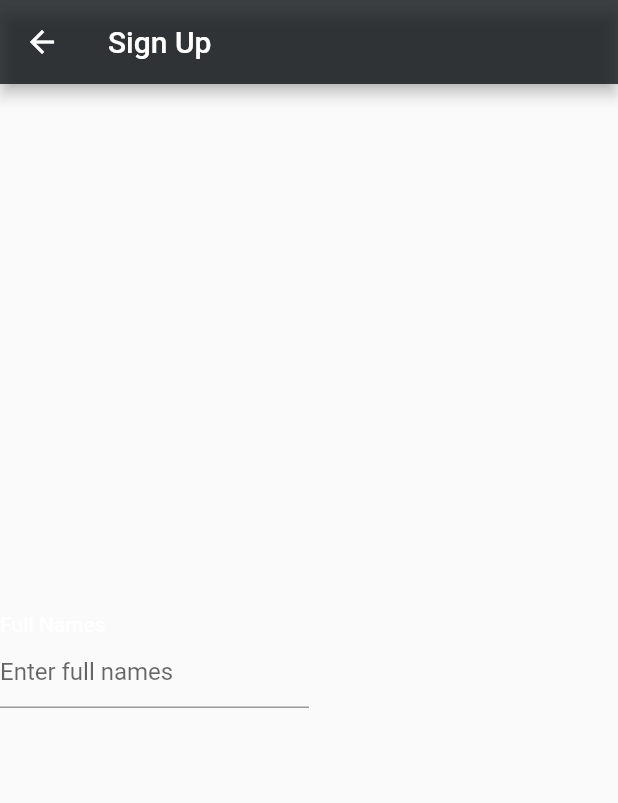
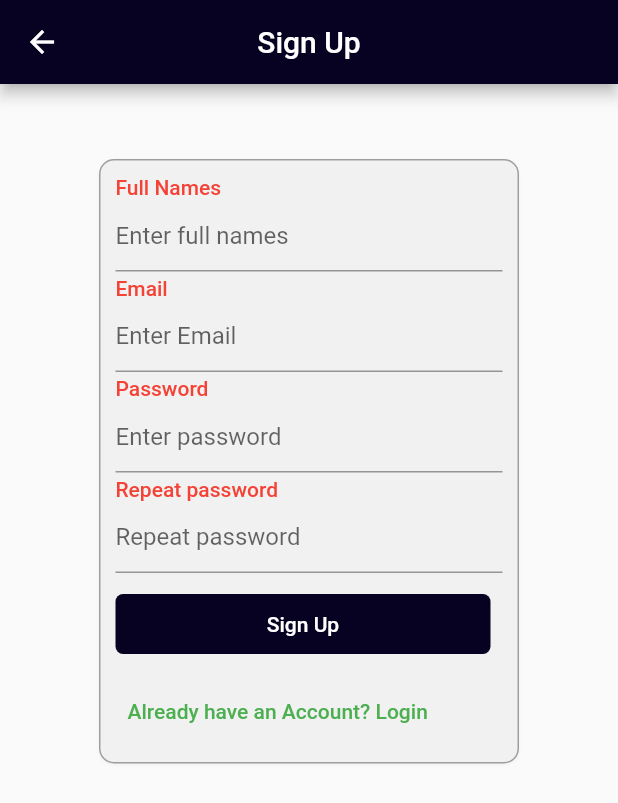
Before and after one commit to Amba-Digital-Marketing/hsapp2, a Flutter app: the screen it shows after launch, after a tap on "Register Now", on a phone screen of 412 x 824 dp. Shown: the top 803 px of the screen. Run offline on Flutter 3.47's test engine with Material 2 defaults, Android fonts, the phone set to English and light mode, and no system bars; our stand-ins replace country_code_picker.

Commit message:
Sign Up Screens designed

```diff
--- a/lib/Views/StatefulWidgets/Auth/Login.dart
+++ b/lib/Views/StatefulWidgets/Auth/Login.dart
@@ -24,6 +24,7 @@ class _LoginState extends State<Login> {
         appBar: AppBar(
           backgroundColor: const Color.fromARGB(200, 10, 15, 19),
           title: const Text("Welcome to H&S GROUP"),
+          centerTitle: true,
           leading: new IconButton(onPressed: () {
             Navigator.pop(context);
           },
@@ -160,7 +161,7 @@ class _LoginState extends State<Login> {
 
                                 TextButton(
                                     onPressed: () {
-
+                                      Navigator.pushNamed(context, "/Register");
                                     },
                                     style: ButtonStyle(foregroundColor: MaterialStateProperty.resolveWith((states) => Colors.green)),
                                     child: Text("or create new Account")
--- a/lib/Views/StatefulWidgets/Auth/Register.dart
+++ b/lib/Views/StatefulWidgets/Auth/Register.dart
@@ -4,11 +4,15 @@ import 'package:flutter/material.dart';
 class Register extends StatefulWidget {
   const Register({Key? key, String title = "Register"}) : super(key: key);
 
+
   @override
   _RegisterState createState() => _RegisterState();
 }
 
 class _RegisterState extends State<Register> {
+
+  Color navyBlue = const Color.fromARGB(255, 7, 2, 33);
+
   @override
   Widget build(BuildContext context) {
     double ScreenWidth = MediaQuery.of(context). size. width;
@@ -18,8 +22,9 @@ class _RegisterState extends State<Register> {
         debugShowCheckedModeBanner: false,
         home: Scaffold(
             appBar: AppBar(
-              backgroundColor: const Color.fromARGB(200, 10, 15, 19),
+              backgroundColor: navyBlue,
               title: const Text("Sign Up"),
+              centerTitle: true,
               leading: new IconButton(onPressed: () {
                 Navigator.pop(context);
               },
@@ -27,15 +32,29 @@ class _RegisterState extends State<Register> {
             ),
          body: SafeArea(
            child: Container(
+             width: ScreenWidth,
+             height: ScreenHeight,
+            margin: EdgeInsets.only(top: 50),
+
             child: Column(
-              mainAxisAlignment: MainAxisAlignment.center,
+              mainAxisAlignment: MainAxisAlignment.start,
               crossAxisAlignment: CrossAxisAlignment.center,
 
               children: [
                 Container(
-                  width: ScreenWidth/2,
+                  width: 280,
+                 padding: EdgeInsets.all(10),
                  decoration: BoxDecoration(
                    borderRadius: BorderRadius.circular(10),
+                    border: Border.all(color: Colors.grey),
+                   boxShadow: [
+                     BoxShadow(
+                       color: Colors.grey.withOpacity(0.1),
+                       blurRadius: 1.0,
+                       offset: Offset(0, 1),
+                     ),
+
+                   ]
 
                  ),
                  child: Column(
@@ -45,16 +64,90 @@ class _RegisterState extends State<Register> {
                      DefaultTextStyle(
                          style: TextStyle(
                            fontWeight: FontWeight.w500,
+                           color: Colors.red
                          ),
                          child: Text("Full Names")
                      ),
                      TextFormField(
                        decoration: InputDecoration(
-
                          hintText: 'Enter full names',
 
                        ),
                      ),
+                     SizedBox(height: 3,),
+
+                     DefaultTextStyle(
+                         style: TextStyle(
+                             fontWeight: FontWeight.w500,
+                             color: Colors.red
+                         ),
+                         child: Text("Email")
+                     ),
+                     TextFormField(
+                       decoration: InputDecoration(
+                         hintText: 'Enter Email',
+
+                       ),
+                     ),
+                     SizedBox(height: 3,),
+
+                     DefaultTextStyle(
+                         style: TextStyle(
+                             fontWeight: FontWeight.w500,
+                             color: Colors.red
+                         ),
+                         child: Text("Password")
+                     ),
+                     TextFormField(
+                       obscureText: true,
+                       decoration: InputDecoration(
+                         hintText: 'Enter password',
+
+                       ),
+                     ),
+                     SizedBox(height: 3,),
+
+                     DefaultTextStyle(
+                         style: TextStyle(
+                             fontWeight: FontWeight.w500,
+                             color: Colors.red
+                         ),
+                         child: Text("Repeat password")
+                     ),
+                     TextFormField(
+                       obscureText: true,
+                       decoration: InputDecoration(
+                         hintText: 'Repeat password',
+
+                       ),
+                     ),
+                     SizedBox(height: 10,),
+
+                     TextButton(
+                       onPressed: (){ Navigator.pushNamed(context, '/FinishSignUp');},
+                       child: const Text("Sign Up"),
+                       style: ButtonStyle(
+                           backgroundColor: MaterialStateProperty.all(Color.fromARGB(255, 7, 2, 33)),
+                           foregroundColor: MaterialStateProperty.resolveWith((states) => Colors.white),
+                           shape: MaterialStateProperty.all(
+                             RoundedRectangleBorder(borderRadius: BorderRadius.circular(5)),
+                           ),
+                           fixedSize: MaterialStateProperty.all(Size(250, 40))
+                       ),
+                     ),
+
+
+
+                   SizedBox(height: 10),
+
+                     TextButton(
+                        onPressed: () {
+                        Navigator.pushNamed(context, "/Login");
+                        },
+                        style: ButtonStyle(foregroundColor: MaterialStateProperty.resolveWith((states) => Colors.green)),
+                        child: Text("Already have an Account? Login")
+                    )
+
                    ],
                  ),
                 ),
--- a/lib/main.dart
+++ b/lib/main.dart
@@ -1,11 +1,13 @@
 import 'package:flutter/material.dart';
 import 'package:hsapp2/Views/StatefulWidgets/Auth/BaseLogin.dart';
 import 'package:hsapp2/Views/StatelessWidgets/SplashScreen.dart';
+import 'Views/StatefulWidgets/Auth/FinishSignUp.dart';
 import 'Views/StatefulWidgets/Auth/Login.dart';
 import 'Views/StatefulWidgets/Auth/OtpScreen.dart';
 import 'Views/StatefulWidgets/Auth/PinScreen.dart';
 import 'Views/StatefulWidgets/Auth/Register.dart';
 import 'Views/StatefulWidgets/Others/HomeWidget.dart';
+import 'Views/StatelessWidgets/TermsAndConditions.dart';
 
 void main() {
   runApp(const MyApp());
@@ -32,7 +34,9 @@ class MyApp extends StatelessWidget {
         '/splashScreen': (BuildContext context) => const SplashScreen(title: 'Splash Screen'),
         '/BaseLogin': (BuildContext context) => const BaseLogin(title: 'Base Login'),
         '/Login': (BuildContext context) => const Login(title: 'Login'),
+        '/FinishSignUp': (BuildContext context) => const FinishSignUp(title: 'FinishSignUp'),
         '/Register': (BuildContext context) => const Register(title: 'Register'),
+        '/TermsAndConditions': (BuildContext context) => const TermsAndConditions(title: 'TermsAndConditions'),
         '/OtpScreen': (BuildContext context) => const OtpScreen(title: 'Otp Screen'),
         '/PinScreen': (BuildContext context) => const PinScreen(title: 'Otp Screen'),
         '/HomeWidget': (BuildContext context) => const HomeWidget(title: 'Nav Widget'),
--- a/pubspec.yaml
+++ b/pubspec.yaml
@@ -29,7 +29,7 @@ environment:
 dependencies:
   flutter:
     sdk: flutter
-
+  country_code_picker: ^2.0.2
 
   # The following adds the Cupertino Icons font to your application.
   # Use with the CupertinoIcons class for iOS style icons.
```
Also changed, not shown: lib/Views/StatefulWidgets/Auth/FinishSignUp.dart (added, +193 -0 lines), lib/Views/StatelessWidgets/TermsAndConditions.dart (added, +12 -0 lines), pubspec.lock.
